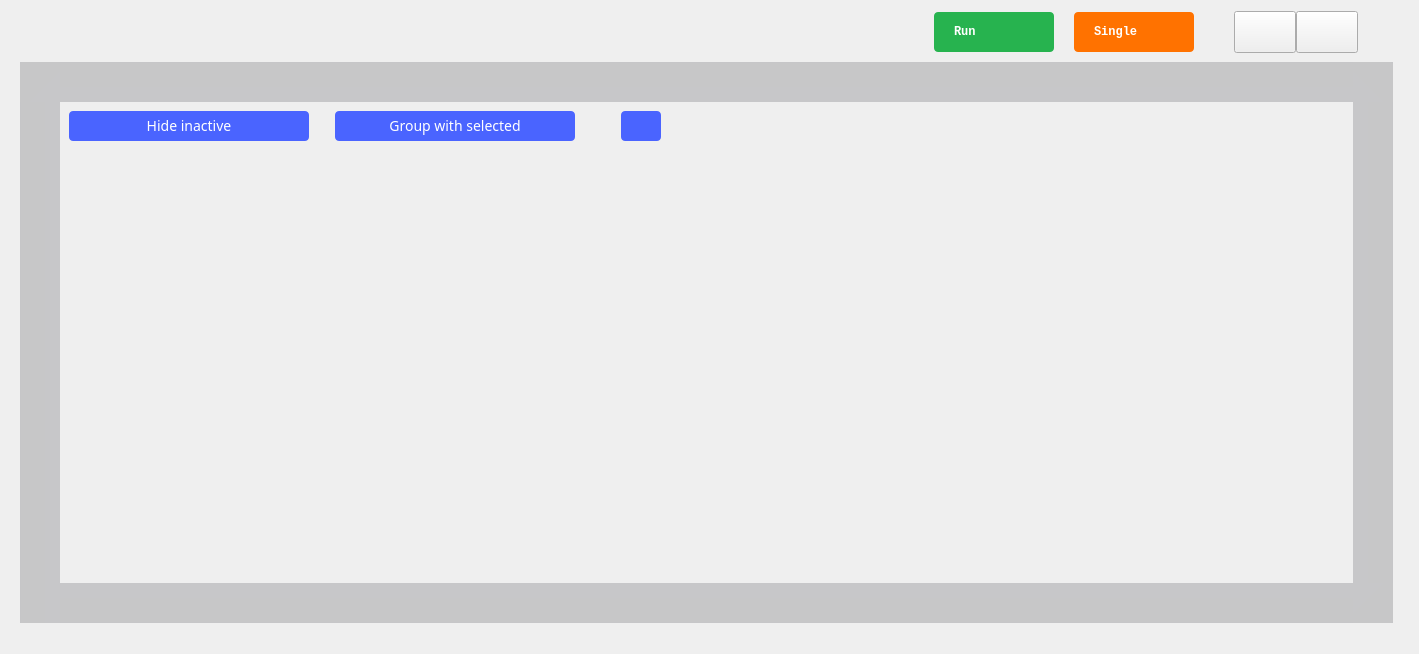
Before: the Qt Designer form ui/logic_analyzer.ui in analogdevicesinc/scopy, drawn with Qt 5.
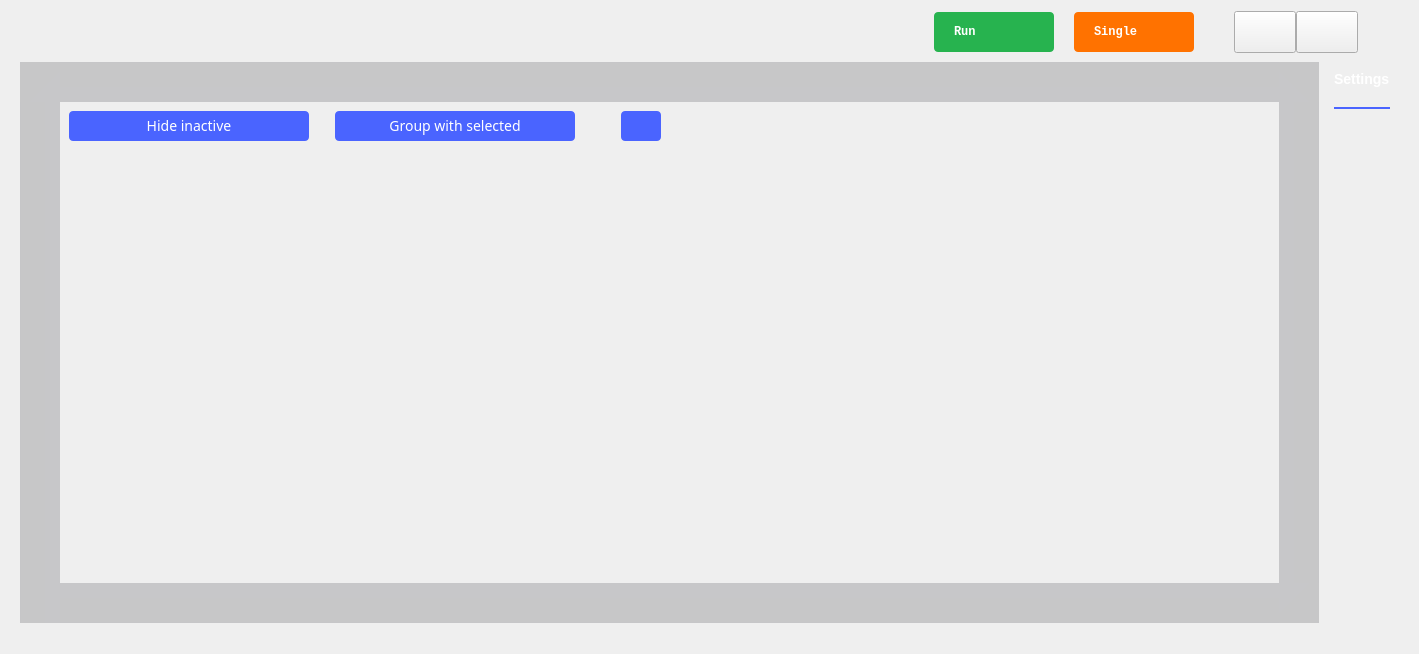
After: the same form once the commit is applied. The open tabs and pages were chosen to show the change. Icons and pictures are not drawn. Custom widgets are drawn as their Qt base class.

Commit message: Logic Analyzer: Add general settings (name, thickness and color) for each channel/group.

Patch:
```diff
--- a/ui/logic_analyzer.ui
+++ b/ui/logic_analyzer.ui
@@ -1483,7 +1483,109 @@
             <number>3</number>
            </property>
            <widget class="QWidget" name="cursorSettings"/>
-           <widget class="QWidget" name="generalSettings"/>
+           <widget class="QWidget" name="generalSettings">
+            <layout class="QVBoxLayout" name="generalSettingsLayout">
+             <property name="spacing">
+              <number>0</number>
+             </property>
+             <item>
+              <widget class="QLabel" name="label">
+               <property name="styleSheet">
+                <string notr="true">QLabel 
+{
+width: 56px;
+height: 17px;
+font-family: Arial;
+font-size: 14px;
+font-weight: bold;
+line-height: 16px;
+color: #FFFFFF;
+}</string>
+               </property>
+               <property name="text">
+                <string>Settings</string>
+               </property>
+              </widget>
+             </item>
+             <item>
+              <spacer name="verticalSpacer_6">
+               <property name="orientation">
+                <enum>Qt::Vertical</enum>
+               </property>
+               <property name="sizeType">
+                <enum>QSizePolicy::Fixed</enum>
+               </property>
+               <property name="sizeHint" stdset="0">
+                <size>
+                 <width>20</width>
+                 <height>20</height>
+                </size>
+               </property>
+              </spacer>
+             </item>
+             <item>
+              <widget class="Line" name="line">
+               <property name="styleSheet">
+                <string notr="true">color: #4A64FF;</string>
+               </property>
+               <property name="frameShadow">
+                <enum>QFrame::Plain</enum>
+               </property>
+               <property name="lineWidth">
+                <number>2</number>
+               </property>
+               <property name="orientation">
+                <enum>Qt::Horizontal</enum>
+               </property>
+              </widget>
+             </item>
+             <item>
+              <spacer name="verticalSpacer_8">
+               <property name="orientation">
+                <enum>Qt::Vertical</enum>
+               </property>
+               <property name="sizeType">
+                <enum>QSizePolicy::Fixed</enum>
+               </property>
+               <property name="sizeHint" stdset="0">
+                <size>
+                 <width>20</width>
+                 <height>20</height>
+                </size>
+               </property>
+              </spacer>
+             </item>
+             <item>
+              <spacer name="verticalSpacer_7">
+               <property name="orientation">
+                <enum>Qt::Vertical</enum>
+               </property>
+               <property name="sizeType">
+                <enum>QSizePolicy::Fixed</enum>
+               </property>
+               <property name="sizeHint" stdset="0">
+                <size>
+                 <width>20</width>
+                 <height>20</height>
+                </size>
+               </property>
+              </spacer>
+             </item>
+             <item>
+              <spacer name="verticalSpacer_5">
+               <property name="orientation">
+                <enum>Qt::Vertical</enum>
+               </property>
+               <property name="sizeHint" stdset="0">
+                <size>
+                 <width>20</width>
+                 <height>20</height>
+                </size>
+               </property>
+              </spacer>
+             </item>
+            </layout>
+           </widget>
            <widget class="QWidget" name="colorSettings">
             <property name="minimumSize">
              <size>
```
Left out of the diff: 2 changed lines with no effect on the pictures. The commit also changes 7 other files.
